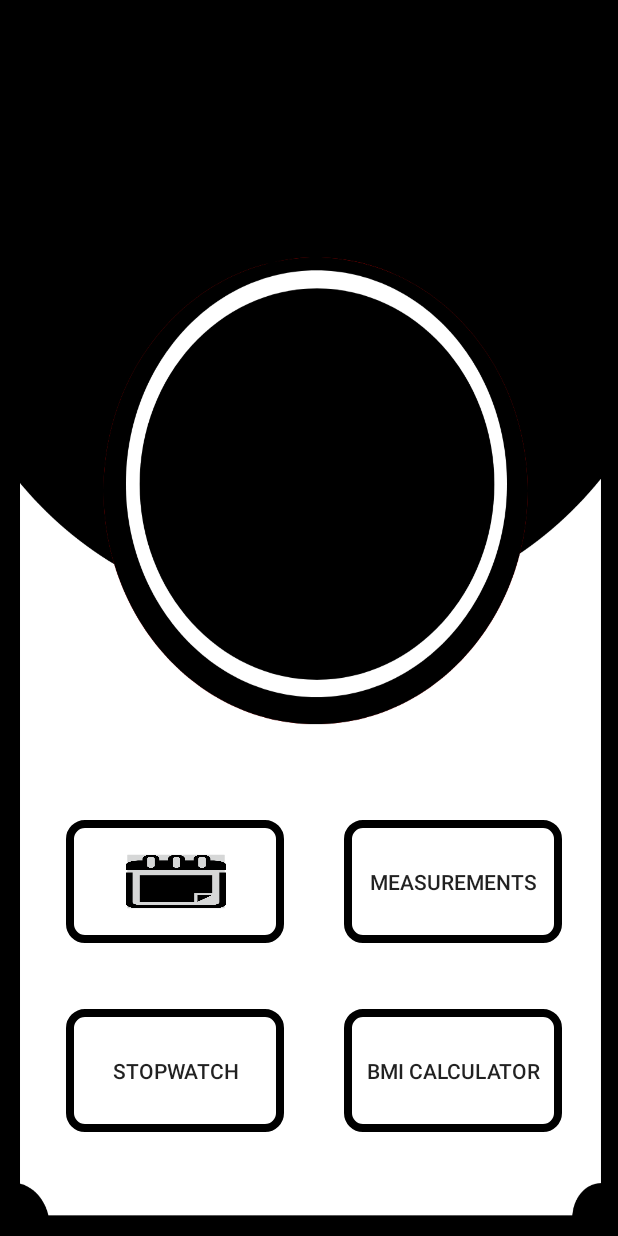
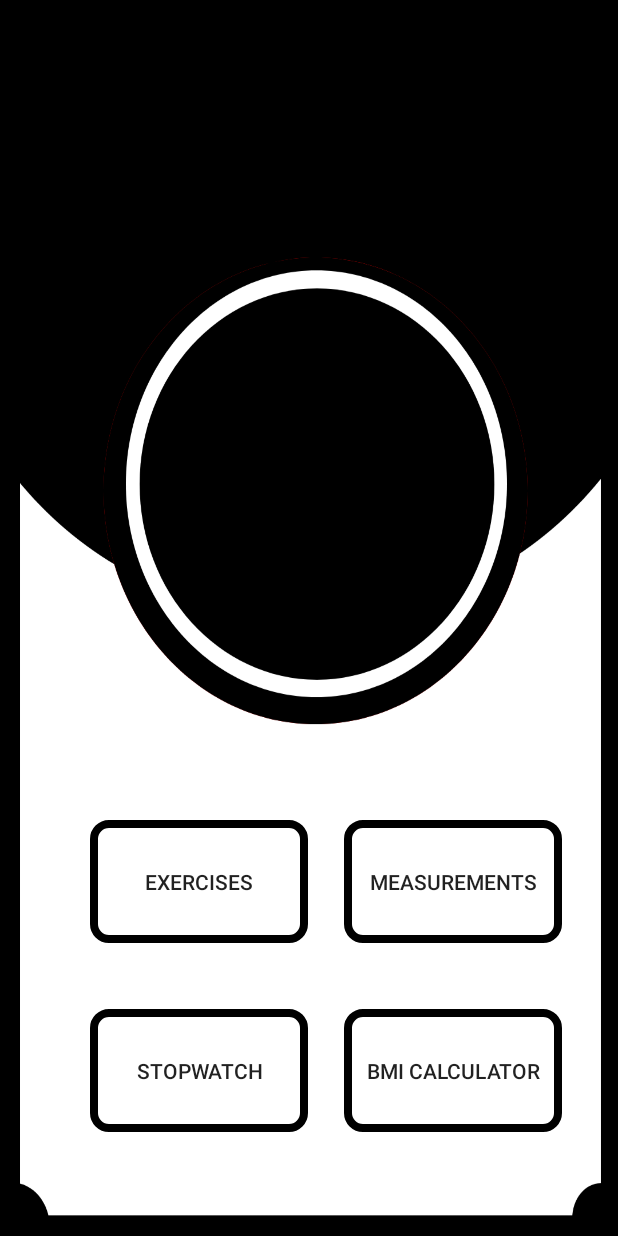
Before and after one commit to Xarvyy01/Fitnify_SEM, an Android app: the screen it shows after launch (MainActivity), on a phone screen of 412 x 824 dp. Run offline under Robolectric (Android 15) with nearby library versions, the phone set to English and light mode, and no system bars.

Commit message:
Vytvorenie Gitu

```diff
--- a/app/src/main/java/com/example/fitnify/Exercises.java
+++ b/app/src/main/java/com/example/fitnify/Exercises.java
@@ -6,6 +6,12 @@ import android.os.Bundle;
 
 public class Exercises extends AppCompatActivity {
 
+    /**
+     * Vytvorenie acttivity Excercise
+     *
+     * @param savedInstanceState
+     * @return
+     */
     @Override
     protected void onCreate(Bundle savedInstanceState) {
         super.onCreate(savedInstanceState);
--- a/app/src/main/java/com/example/fitnify/MainActivity.java
+++ b/app/src/main/java/com/example/fitnify/MainActivity.java
@@ -14,6 +14,13 @@ public class MainActivity extends AppCompatActivity {
     Button button_bmi;
 
     Button button_measurements;
+
+    /**
+     * Vytvorenie acttivity a priradenie layoutov do prislušných atribútov
+     *
+     * @param savedInstanceState
+     * @return
+     */
     @Override
     protected void onCreate(Bundle savedInstanceState) {
         super.onCreate(savedInstanceState);
@@ -21,14 +28,26 @@ public class MainActivity extends AppCompatActivity {
 
         button_calendar = findViewById(R.id.button5);
         button_calendar.setOnClickListener(new View.OnClickListener() {
+            /**
+             * Nastavenie čo sa stane po stlačeni tlačitka
+             *
+             * @param v
+             * @return
+             */
             @Override
             public void onClick(View v) {
-                openCalendar();
+                openExercise();
             }
         });
 
         button_stopwatch = findViewById(R.id.button6);
         button_stopwatch.setOnClickListener(new View.OnClickListener() {
+            /**
+             * Nastavenie čo sa stane po stlačeni tlačitka
+             *
+             * @param v
+             * @return
+             */
             @Override
             public void onClick(View v) {
                 openStopWatch();
@@ -37,6 +56,12 @@ public class MainActivity extends AppCompatActivity {
 
         button_bmi = findViewById(R.id.button4);
         button_bmi.setOnClickListener(new View.OnClickListener() {
+            /**
+             * Nastavenie čo sa stane po stlačeni tlačitka
+             *
+             * @param v
+             * @return
+             */
             @Override
             public void onClick(View v) {
                 openBMI();
@@ -45,6 +70,12 @@ public class MainActivity extends AppCompatActivity {
 
         button_measurements = findViewById(R.id.button8);
         button_measurements.setOnClickListener(new View.OnClickListener() {
+            /**
+             * Nastavenie čo sa stane po stlačeni tlačitka
+             *
+             * @param v
+             * @return
+             */
             @Override
             public void onClick(View v) {
                 openMeasurements();
@@ -52,7 +83,12 @@ public class MainActivity extends AppCompatActivity {
         });
     }
 
-    public void openCalendar() {
+    /**
+     * Funkcia ktorá otvorí aktivitu Exercise
+     *
+     * @return
+     */
+    public void openExercise() {
 
         Intent intent = new Intent(this, Exercises.class);
         startActivity(intent);
@@ -60,6 +96,11 @@ public class MainActivity extends AppCompatActivity {
 
     }
 
+    /**
+     * Funkcia ktorá otvorí aktivitu StopWatch
+     *
+     * @return
+     */
     public void openStopWatch() {
 
         Intent intent = new Intent(this, StopWatch.class);
@@ -67,6 +108,11 @@ public class MainActivity extends AppCompatActivity {
 
     }
 
+    /**
+     * Funkcia ktorá otvorí aktivitu BMI
+     *
+     * @return
+     */
     public void openBMI() {
 
         Intent intent = new Intent(this, BMI.class);
@@ -74,6 +120,11 @@ public class MainActivity extends AppCompatActivity {
 
     }
 
+    /**
+     * Funkcia ktorá otvorí aktivitu Measurements
+     *
+     * @return
+     */
     public void openMeasurements() {
 
         Intent intent = new Intent(this, Measurements.class);
--- a/app/src/main/res/layout/activity_main.xml
+++ b/app/src/main/res/layout/activity_main.xml
@@ -13,9 +13,10 @@
         android:layout_height="82dp"
         android:background="@drawable/btn"
         app:iconTint="@color/white"
+        android:text="Exercises"
         app:layout_constraintBottom_toTopOf="@+id/button6"
         app:layout_constraintEnd_toEndOf="parent"
-        app:layout_constraintHorizontal_bias="0.165"
+        app:layout_constraintHorizontal_bias="0.225"
         app:layout_constraintStart_toStartOf="parent"
         app:layout_constraintTop_toTopOf="parent"
         app:layout_constraintVertical_bias="0.925"
@@ -37,14 +38,14 @@
         app:rippleColor="#000000" />
 
     <Button
-        android:background="@drawable/btn"
         android:id="@+id/button6"
         android:layout_width="145dp"
         android:layout_height="82dp"
+        android:background="@drawable/btn"
         android:text="StopWatch"
         app:layout_constraintBottom_toBottomOf="parent"
         app:layout_constraintEnd_toEndOf="parent"
-        app:layout_constraintHorizontal_bias="0.165"
+        app:layout_constraintHorizontal_bias="0.225"
         app:layout_constraintStart_toStartOf="parent"
         app:layout_constraintTop_toTopOf="parent"
         app:layout_constraintVertical_bias="0.907" />
@@ -62,17 +63,5 @@
         app:layout_constraintTop_toTopOf="parent"
         app:layout_constraintVertical_bias="0.907" />
 
-    <ImageButton
-        android:id="@+id/imageButton"
-        android:layout_width="441dp"
-        android:layout_height="519dp"
-        android:scaleX="0.15"
-        android:scaleY="0.07"
-        app:layout_constraintBottom_toBottomOf="@+id/button5"
-        app:layout_constraintEnd_toEndOf="@+id/button5"
-        app:layout_constraintStart_toStartOf="@+id/button5"
-        app:layout_constraintTop_toTopOf="@+id/button5"
-        app:srcCompat="@drawable/calendar" />
-
 
 </androidx.constraintlayout.widget.ConstraintLayout>
```
Also changed, not shown: app/src/main/java/com/example/fitnify/BMI.java (+14 -0 lines), app/src/main/java/com/example/fitnify/Measurements.java (+28 -0 lines), app/src/main/java/com/example/fitnify/Screen_Intro.java (+13 -0 lines), app/src/main/java/com/example/fitnify/StopWatch.java (+50 -3 lines).
